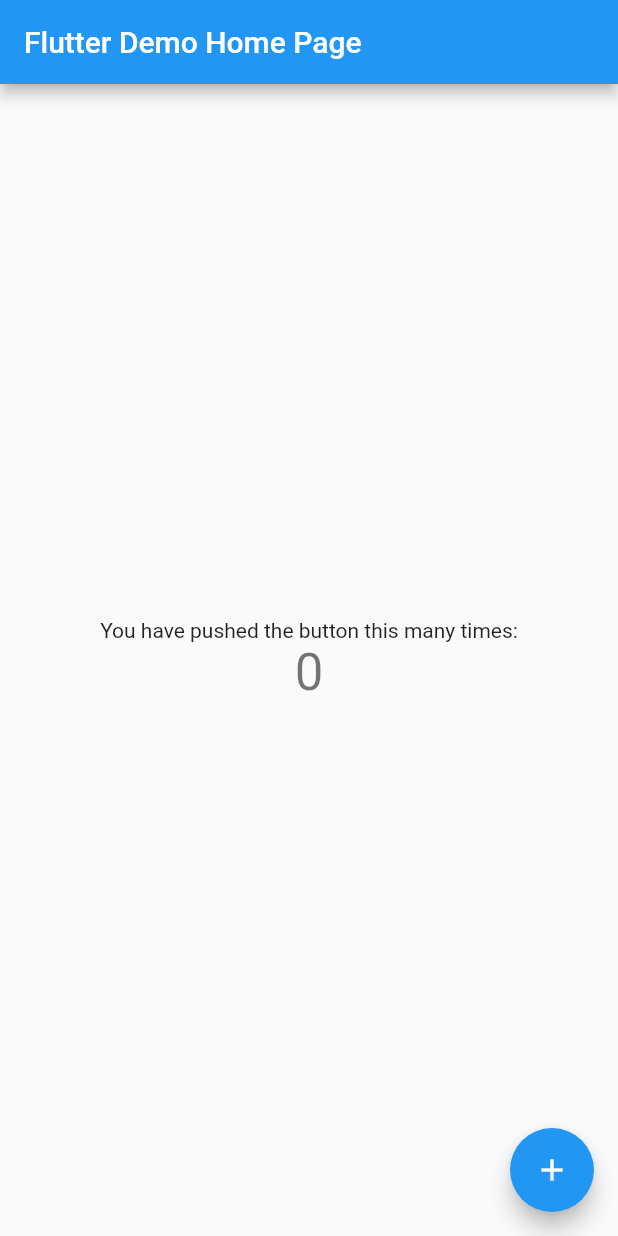
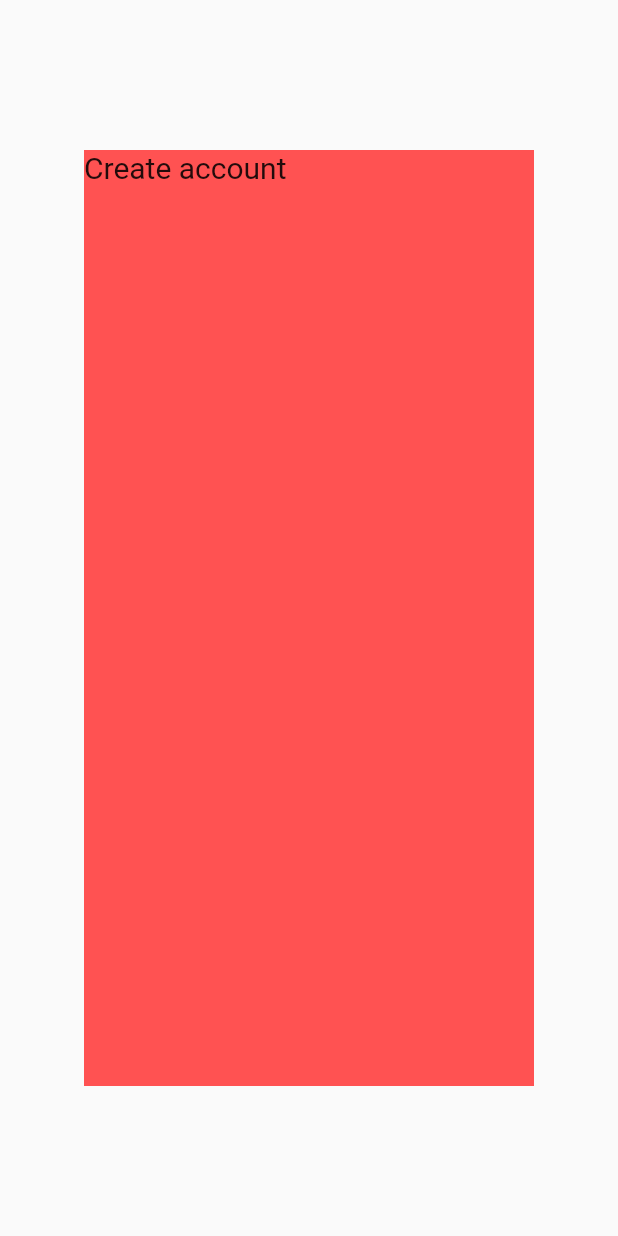
Before and after one commit to Vikank/quizz, a Flutter app: the screen it shows after launch, on a phone screen of 412 x 824 dp. Run offline on Flutter 3.47's test engine with Material 2 defaults, Android fonts, the phone set to English and light mode, and no system bars; our stand-ins replace get.

Commit message:
integrate getx and working on signup.

```diff
--- a/lib/main.dart
+++ b/lib/main.dart
@@ -1,113 +1,20 @@
 import 'package:flutter/material.dart';
-
-void main() {
-  runApp(MyApp());
+import 'package:get/get.dart';
+import 'package:quizz/screens/sign_up.dart';
+void main(){
+  runApp(Quizz());
 }
 
-class MyApp extends StatelessWidget {
-  // This widget is the root of your application.
+class Quizz extends StatelessWidget {
+  const Quizz({Key? key}) : super(key: key);
+
   @override
   Widget build(BuildContext context) {
-    return MaterialApp(
-      title: 'Quizz App',
-      theme: ThemeData(
-        // This is the theme of your application.
-        //
-        // Try running your application with "flutter run". You'll see the
-        // application has a blue toolbar. Then, without quitting the app, try
-        // changing the primarySwatch below to Colors.green and then invoke
-        // "hot reload" (press "r" in the console where you ran "flutter run",
-        // or simply save your changes to "hot reload" in a Flutter IDE).
-        // Notice that the counter didn't reset back to zero; the application
-        // is not restarted.
-        primarySwatch: Colors.blue,
-      ),
-      home: MyHomePage(title: 'Flutter Demo Home Page'),
+    return GetMaterialApp(
+      initialRoute: '/',
+      getPages: [
+        GetPage(name: '/', page:()=> SignUp()),
+      ],
     );
   }
 }
-
-class MyHomePage extends StatefulWidget {
-  MyHomePage({Key? key, required this.title}) : super(key: key);
-
-  // This widget is the home page of your application. It is stateful, meaning
-  // that it has a State object (defined below) that contains fields that affect
-  // how it looks.
-
-  // This class is the configuration for the state. It holds the values (in this
-  // case the title) provided by the parent (in this case the App widget) and
-  // used by the build method of the State. Fields in a Widget subclass are
-  // always marked "final".
-
-  final String title;
-
-  @override
-  _MyHomePageState createState() => _MyHomePageState();
-}
-
-class _MyHomePageState extends State<MyHomePage> {
-  int _counter = 0;
-
-  void _incrementCounter() {
-    setState(() {
-      // This call to setState tells the Flutter framework that something has
-      // changed in this State, which causes it to rerun the build method below
-      // so that the display can reflect the updated values. If we changed
-      // _counter without calling setState(), then the build method would not be
-      // called again, and so nothing would appear to happen.
-      _counter++;
-    });
-  }
-
-  @override
-  Widget build(BuildContext context) {
-    // This method is rerun every time setState is called, for instance as done
-    // by the _incrementCounter method above.
-    //
-    // The Flutter framework has been optimized to make rerunning build methods
-    // fast, so that you can just rebuild anything that needs updating rather
-    // than having to individually change instances of widgets.
-    return Scaffold(
-      appBar: AppBar(
-        // Here we take the value from the MyHomePage object that was created by
-        // the App.build method, and use it to set our appbar title.
-        title: Text(widget.title),
-      ),
-      body: Center(
-        // Center is a layout widget. It takes a single child and positions it
-        // in the middle of the parent.
-        child: Column(
-          // Column is also a layout widget. It takes a list of children and
-          // arranges them vertically. By default, it sizes itself to fit its
-          // children horizontally, and tries to be as tall as its parent.
-          //
-          // Invoke "debug painting" (press "p" in the console, choose the
-          // "Toggle Debug Paint" action from the Flutter Inspector in Android
-          // Studio, or the "Toggle Debug Paint" command in Visual Studio Code)
-          // to see the wireframe for each widget.
-          //
-          // Column has various properties to control how it sizes itself and
-          // how it positions its children. Here we use mainAxisAlignment to
-          // center the children vertically; the main axis here is the vertical
-          // axis because Columns are vertical (the cross axis would be
-          // horizontal).
-          mainAxisAlignment: MainAxisAlignment.center,
-          children: <Widget>[
-            Text(
-              'You have pushed the button this many times:',
-            ),
-            Text(
-              '$_counter',
-              style: Theme.of(context).textTheme.headline4,
-            ),
-          ],
-        ),
-      ),
-      floatingActionButton: FloatingActionButton(
-        onPressed: _incrementCounter,
-        tooltip: 'Increment',
-        child: Icon(Icons.add),
-      ), // This trailing comma makes auto-formatting nicer for build methods.
-    );
-  }
-}
--- /dev/null
+++ b/lib/screens/sign_up.dart
@@ -0,0 +1,28 @@
+import 'package:flutter/material.dart';
+
+class SignUp extends StatelessWidget {
+  const SignUp({Key? key}) : super(key: key);
+
+  @override
+  Widget build(BuildContext context) {
+    return
+      Scaffold(
+        body: SafeArea(
+            child:Center(
+              child: Container(
+                  margin: EdgeInsets.fromLTRB(0, 100, 0, 100),
+                  color: Colors.redAccent,
+                  width: 300.0,
+                  child: Column(
+                    crossAxisAlignment: CrossAxisAlignment.start,
+                    children: [
+                      Text('Create account',
+                        style: TextStyle(fontSize: 20),)
+                    ],
+                  )
+              ),
+            )
+        ),
+      );
+  }
+}
--- a/pubspec.yaml
+++ b/pubspec.yaml
@@ -28,6 +28,7 @@ dependencies:
   # The following adds the Cupertino Icons font to your application.
   # Use with the CupertinoIcons class for iOS style icons.
   cupertino_icons: ^1.0.2
+  get: ^4.3.8
 
 dev_dependencies:
   flutter_test:
```
Also changed, not shown: pubspec.lock.
